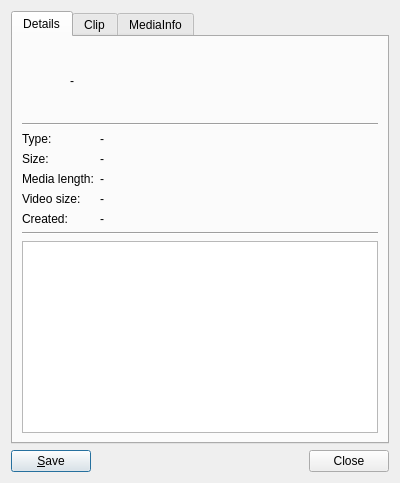
Above: propertieswindow.ui from mpc-qt/mpc-qt before the change. Below: the same form after it.
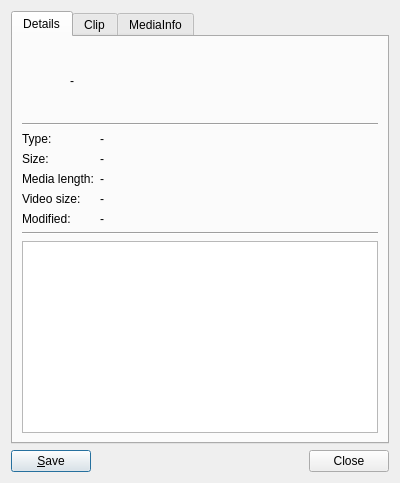
That is the form after the change. Icons and pictures are not drawn.

Commit message:
propertieswindow: Show the file modified date
The mpv "file-date-created" doesn't seem to exist, and MPC-HC shows the
file modified date, so let's do the same.

The edit to the form file:
```diff
--- a/propertieswindow.ui
+++ b/propertieswindow.ui
@@ -152,7 +152,7 @@
        <item row="6" column="0">
         <widget class="QLabel" name="detailsCreatedLabel">
          <property name="text">
-          <string>Created:</string>
+          <string>Modified:</string>
          </property>
         </widget>
        </item>
```
Left out of the diff: 4 changed lines with no effect on the pictures. The commit also changes 21 other files.
